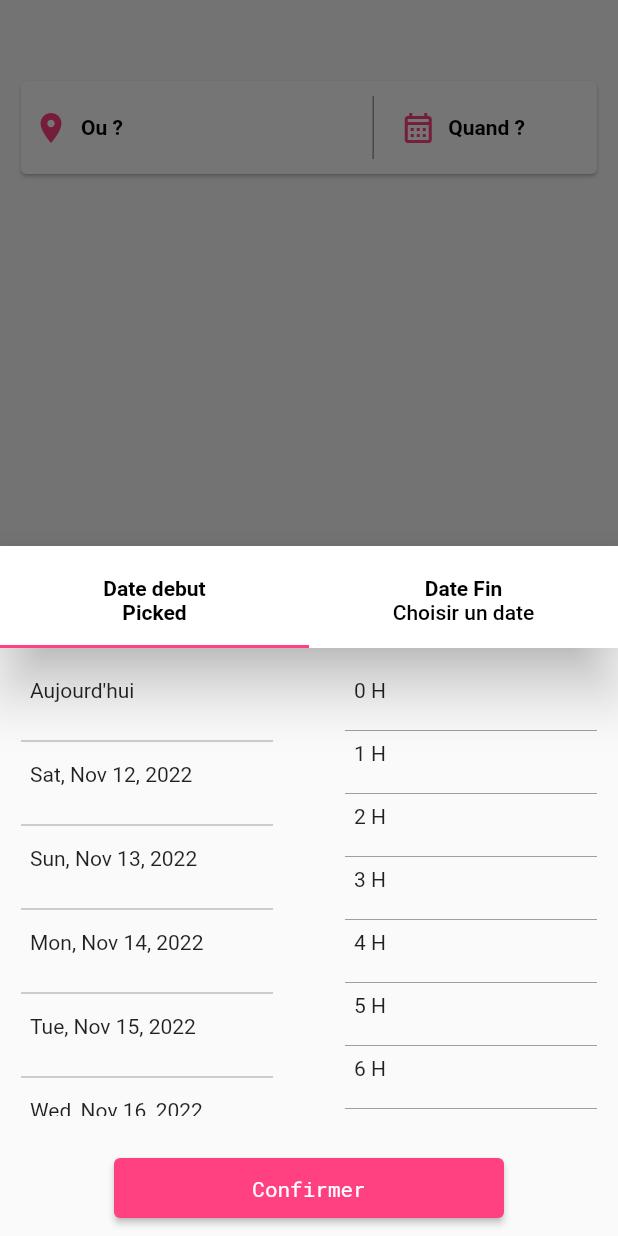
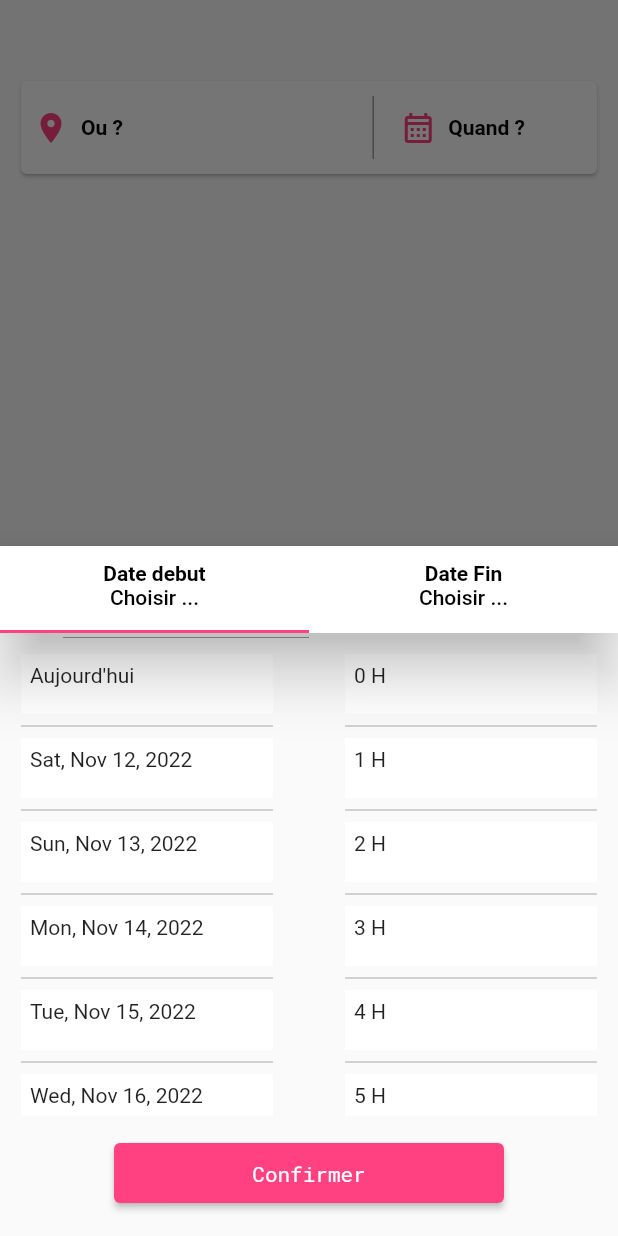
Before and after one commit to Moustapha918/general-drive-mobile, a Flutter app: the screen it shows after launch, after a tap on "Quand ?", on a phone screen of 412 x 824 dp. Run offline on Flutter 3.47's test engine with Material 2 defaults, Android fonts, the phone set to English and light mode, and no system bars; our stand-ins replace flutter_dotenv, multi_select_flutter; network calls fail.

Commit message:
DATES MODAL

```diff
--- a/lib/booking_dates_modal.dart
+++ b/lib/booking_dates_modal.dart
@@ -3,7 +3,7 @@ import 'package:flutter/material.dart';
 import 'package:intl/intl.dart';
 import 'package:provider/provider.dart';
 
-class BookingDatesModal extends StatelessWidget {
+class BookingDatesModal extends StatefulWidget {
   BookingDatesModal({
     Key? key,
     required this.availableDate,
@@ -12,15 +12,28 @@ class BookingDatesModal extends StatelessWidget {
 
   final List<DateTime> availableDate;
   final List hoursOfTheDay;
+
+  @override
+  State<BookingDatesModal> createState() => _BookingDatesModalState();
+}
+
+class _BookingDatesModalState extends State<BookingDatesModal> {
   DateTime? pickedStartDay;
+
   DateTime? pickedEndDay;
+
   int? pickedStartHour;
+
   int? pickedEndHour;
+
+  int? _pickedStartDayIndex;
+  int? _pickedEndDayIndex;
 
   final ButtonStyle confirmationButtonStyle = ElevatedButton.styleFrom(
       textStyle: const TextStyle(fontFamily: 'RobotoMono'),
       minimumSize: const Size.fromHeight(40),
       backgroundColor: Colors.pinkAccent);
+
   @override
   Widget build(BuildContext context) {
     return SizedBox(
@@ -36,8 +49,9 @@ class BookingDatesModal extends StatelessWidget {
                   backgroundColor: Colors.white,
                   surfaceTintColor: Colors.pinkAccent,
                   elevation: 16,
-                  toolbarHeight: 20,
+                  toolbarHeight: 10,
                   bottom: TabBar(
+                    // padding: const EdgeInsets.only(top: 10),
                     indicatorColor: Colors.pinkAccent,
                     tabs: [
                       Tab(
@@ -50,25 +64,27 @@ class BookingDatesModal extends StatelessWidget {
                                 fontWeight: FontWeight.bold),
                           ),
                           Text(
-                            pickedStartDay != null ? 'not picked' : 'Picked',
-                            style: const TextStyle(
-                                color: Colors.black,
-                                fontWeight: FontWeight.bold),
+                            pickedStartDay == null
+                                ? 'Choisir ...'
+                                : DateFormat.MEd().format(pickedStartDay!),
+                            style: const TextStyle(color: Colors.black),
                           )
                         ],
                       )),
                       Tab(
                         child: Column(
-                          children: const [
-                            Text(
+                          children: [
+                            const Text(
                               'Date Fin',
                               style: TextStyle(
                                   color: Colors.black,
                                   fontWeight: FontWeight.bold),
                             ),
                             Text(
-                              'Choisir un date',
-                              style: TextStyle(color: Colors.black),
+                              pickedEndDay == null
+                                  ? 'Choisir ...'
+                                  : DateFormat.MEd().format(pickedEndDay!),
+                              style: const TextStyle(color: Colors.black),
                             )
                           ],
                         ),
@@ -83,21 +99,30 @@ class BookingDatesModal extends StatelessWidget {
                         Expanded(
                           child: ListView.separated(
                               padding: const EdgeInsets.all(14),
-                              itemCount: availableDate.length,
+                              itemCount: widget.availableDate.length,
                               itemBuilder: (BuildContext context, int index) {
                                 String dateLine;
                                 if (index == 0) {
                                   dateLine = 'Aujourd\'hui';
                                 } else {
                                   dateLine = DateFormat.yMMMEd()
-                                      .format(availableDate[index]);
+                                      .format(widget.availableDate[index]);
                                 }
 
-                                return SizedBox(
+                                return Container(
+                                  color: _pickedStartDayIndex == index
+                                      ? const Color.fromRGBO(0, 0, 0, 0.3)
+                                      : Colors.white,
+                                  child: SizedBox(
                                     height: 40,
                                     child: GestureDetector(
-                                    onTap: () =>
-                                        {pickedStartDay = availableDate[index]},
+                                      onTap: () {
+                                        setState(() {
+                                          _pickedStartDayIndex = index;
+                                          pickedStartDay =
+                                              widget.availableDate[index];
+                                        });
+                                      },
                                       child: SizedBox(
                                         child: Padding(
                                           padding: const EdgeInsets.all(6.0),
@@ -105,24 +130,31 @@ class BookingDatesModal extends StatelessWidget {
                                         ),
                                       ),
                                     ),
+                                  ),
                                 );
                               },
                               separatorBuilder:
                                   (BuildContext context, int index) {
-                                return const Divider(color: Colors.grey);
+                                return const Divider(
+                                    color: Colors.grey, thickness: 0.6);
                               }),
                         ),
                         const SizedBox(width: 20),
                         Expanded(
                           child: ListView.separated(
                             padding: const EdgeInsets.all(14),
-                            itemCount: hoursOfTheDay.length,
+                            itemCount: widget.hoursOfTheDay.length,
                             itemBuilder: (BuildContext context, int index) {
-                              String hourLine = hoursOfTheDay[index];
-                              return GestureDetector(
-                                onTap: () => pickedStartHour = index,
+                              String hourLine = widget.hoursOfTheDay[index];
+
+                              return Container(
+                                color: pickedStartHour == index
+                                    ? const Color.fromRGBO(0, 0, 0, 0.3)
+                                    : Colors.white,
                                 child: GestureDetector(
-                                  onTap: () => pickedStartHour = index,
+                                  onTap: () => setState(() {
+                                    pickedStartHour = index;
+                                  }),
                                   child: SizedBox(
                                     height: 40,
                                     child: Padding(
@@ -133,9 +165,10 @@ class BookingDatesModal extends StatelessWidget {
                                 ),
                               );
                             },
-                            separatorBuilder: (BuildContext context,
-                                    int index) =>
-                                const Divider(color: Colors.grey, height: 2),
+                            separatorBuilder:
+                                (BuildContext context, int index) =>
+                                    const Divider(
+                                        color: Colors.grey, thickness: 0.6),
                           ),
                         )
                       ],
@@ -145,13 +178,23 @@ class BookingDatesModal extends StatelessWidget {
                         Expanded(
                           child: ListView.separated(
                             padding: const EdgeInsets.all(14),
-                            itemCount: availableDate.length,
+                            itemCount: widget.availableDate.length,
                             itemBuilder: (BuildContext context, int index) {
                               String dateLine = DateFormat.yMMMEd()
-                                  .format(availableDate[index]);
-                              return GestureDetector(
-                                onTap: () =>
-                                    pickedEndDay = availableDate[index],
+                                  .format(widget.availableDate[index]);
+
+                              return Container(
+                                color: _pickedEndDayIndex == index
+                                    ? const Color.fromRGBO(0, 0, 0, 0.3)
+                                    : Colors.white,
+                                child: GestureDetector(
+                                  onTap: () {
+                                    setState(() {
+                                      pickedEndDay =
+                                          widget.availableDate[index];
+                                      _pickedEndDayIndex = index;
+                                    });
+                                  },
                                   child: SizedBox(
                                     height: 40,
                                     child: Padding(
@@ -159,25 +202,31 @@ class BookingDatesModal extends StatelessWidget {
                                       child: Text(dateLine),
                                     ),
                                   ),
+                                ),
                               );
                             },
                             separatorBuilder:
                                 (BuildContext context, int index) =>
                                     const Divider(
-                                        color: Colors.pinkAccent, height: 2),
+                                        color: Colors.grey, thickness: 0.6),
                           ),
                         ),
                         const SizedBox(width: 20),
                         Expanded(
                           child: ListView.separated(
                             padding: const EdgeInsets.all(14),
-                            itemCount: hoursOfTheDay.length,
+                            itemCount: widget.hoursOfTheDay.length,
                             itemBuilder: (BuildContext context, int index) {
-                              String hourLine = hoursOfTheDay[index];
-                              return GestureDetector(
-                                onTap: () => pickedStartHour = index,
+                              String hourLine = widget.hoursOfTheDay[index];
+
+                              return Container(
+                                color: pickedEndHour == index
+                                    ? const Color.fromRGBO(0, 0, 0, 0.3)
+                                    : Colors.white,
                                 child: GestureDetector(
-                                  onTap: () => pickedEndHour = index,
+                                  onTap: () => setState(() {
+                                    pickedEndHour = index;
+                                  }),
                                   child: SizedBox(
                                     height: 40,
                                     child: Padding(
@@ -188,9 +237,11 @@ class BookingDatesModal extends StatelessWidget {
                                 ),
                               );
                             },
-                            separatorBuilder: (BuildContext context,
-                                    int index) =>
-                                const Divider(color: Colors.grey, height: 2),
+                            separatorBuilder:
+                                (BuildContext context, int index) {
+                              return const Divider(
+                                  color: Colors.grey, thickness: 0.6);
+                            },
                           ),
                         )
                       ],
@@ -204,7 +255,7 @@ class BookingDatesModal extends StatelessWidget {
             alignment: Alignment.center,
             padding: const EdgeInsets.only(top: 16),
             width: 260,
-            height: 80,
+            height: 60,
             child: ElevatedButton(
               style: confirmationButtonStyle,
               onPressed: () {
```
Lines whose indentation alone changed are shown as unchanged.
